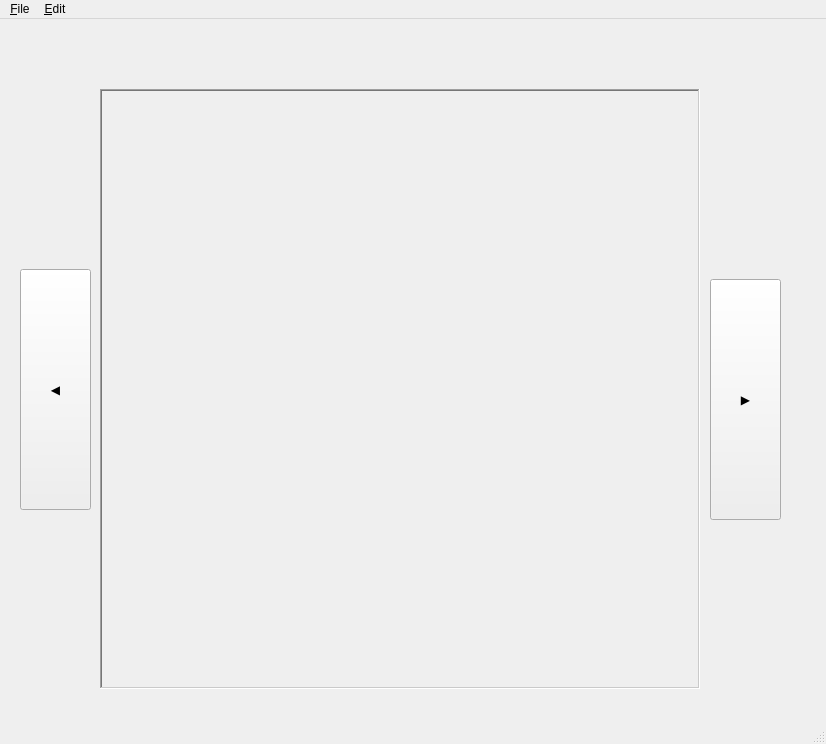
Qt form Image Viewer/Image Viewer.ui (woorud/GuiTest) before a commit.
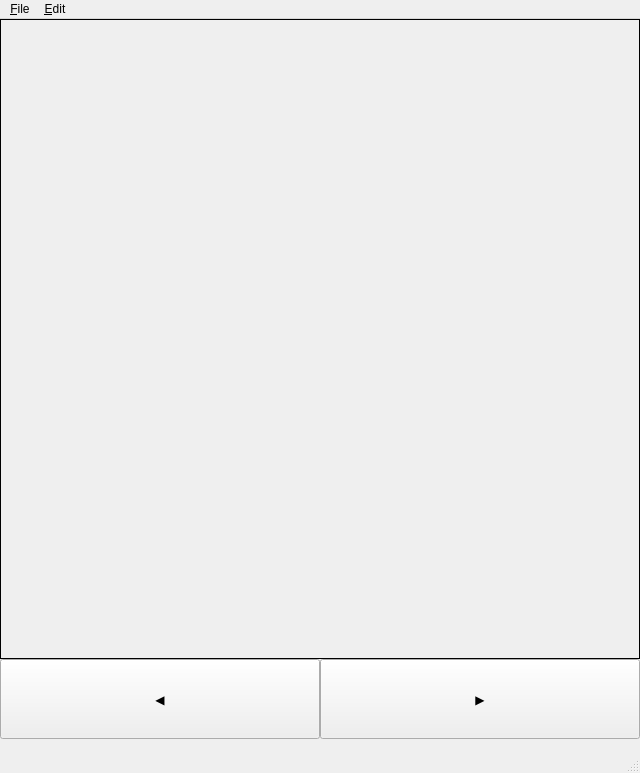
The same form after that commit.

Commit message: Make image viewer

The edit to the form file:
```diff
--- a/Image Viewer/Image Viewer.ui
+++ b/Image Viewer/Image Viewer.ui
@@ -6,8 +6,8 @@
    <rect>
     <x>0</x>
     <y>0</y>
-    <width>826</width>
-    <height>744</height>
+    <width>640</width>
+    <height>773</height>
    </rect>
   </property>
   <property name="windowTitle">
@@ -17,10 +17,10 @@
    <widget class="QPushButton" name="b_next">
     <property name="geometry">
      <rect>
-      <x>710</x>
-      <y>260</y>
-      <width>71</width>
-      <height>241</height>
+      <x>320</x>
+      <y>640</y>
+      <width>320</width>
+      <height>80</height>
      </rect>
     </property>
     <property name="text">
@@ -30,10 +30,10 @@
    <widget class="QPushButton" name="b_prev">
     <property name="geometry">
      <rect>
-      <x>20</x>
-      <y>250</y>
-      <width>71</width>
-      <height>241</height>
+      <x>0</x>
+      <y>640</y>
+      <width>320</width>
+      <height>80</height>
      </rect>
     </property>
     <property name="text">
@@ -43,17 +43,17 @@
    <widget class="QLabel" name="l_image">
     <property name="geometry">
      <rect>
-      <x>100</x>
-      <y>70</y>
-      <width>600</width>
-      <height>600</height>
+      <x>0</x>
+      <y>0</y>
+      <width>640</width>
+      <height>640</height>
      </rect>
     </property>
     <property name="frameShape">
-     <enum>QFrame::WinPanel</enum>
+     <enum>QFrame::Box</enum>
     </property>
     <property name="frameShadow">
-     <enum>QFrame::Sunken</enum>
+     <enum>QFrame::Plain</enum>
     </property>
     <property name="text">
      <string/>
@@ -69,7 +69,7 @@
     <rect>
      <x>0</x>
      <y>0</y>
-     <width>826</width>
+     <width>640</width>
      <height>26</height>
     </rect>
    </property>
```
Left out of the diff: 1 changed line with no effect on the pictures. The commit also changes 1 other file.
